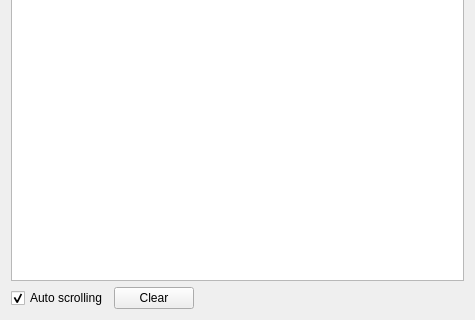
AceOfSnakes/AvrPioRemote, file testdialog.ui: the form before one commit; both pictures show x 0 to 475 and y 184 to 504 of the 475 by 504 pixel window.
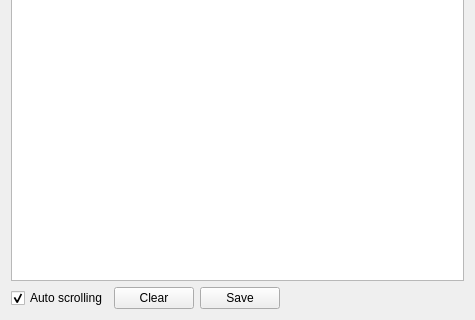
The form after the commit.

Commit message: Testdialog kann die Logdaten speichern

What changed in the file:
```diff
--- a/testdialog.ui
+++ b/testdialog.ui
@@ -76,6 +76,13 @@
          </property>
         </widget>
        </item>
+       <item>
+        <widget class="QPushButton" name="SaveButton">
+         <property name="text">
+          <string>Save</string>
+         </property>
+        </widget>
+       </item>
        <item>
         <spacer name="horizontalSpacer_2">
          <property name="orientation">
```
The commit also changes 3 other files.
